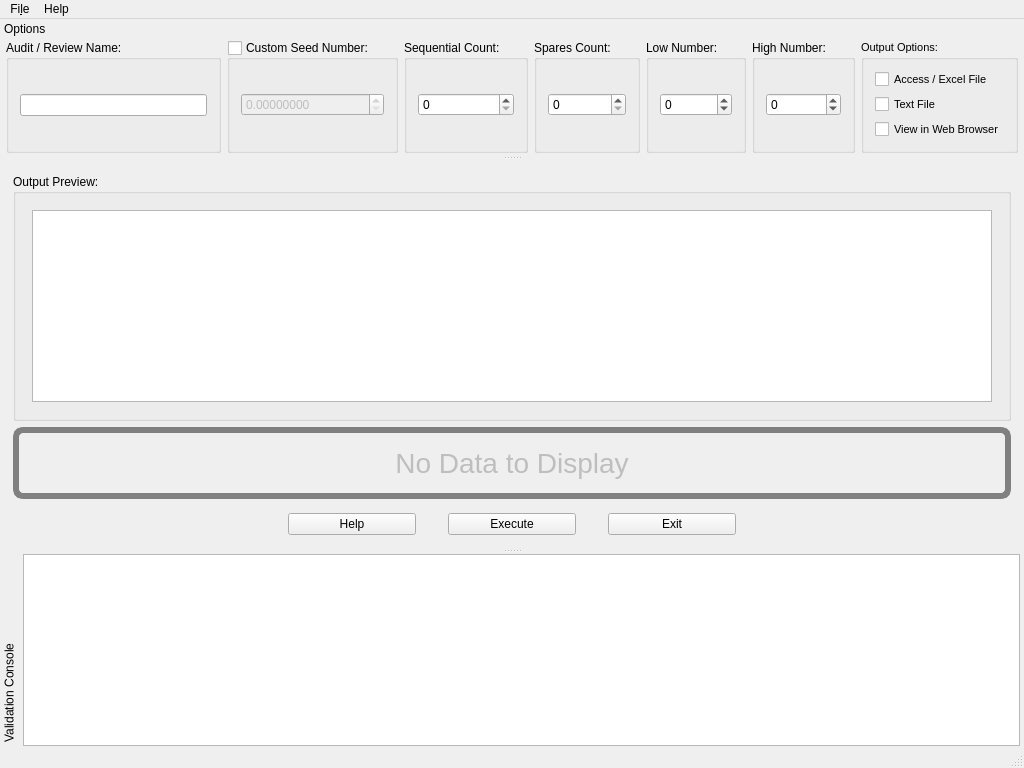
cbtek/RStats2017, file products/RAT-STATS/rstats_modules/single_stage_random_numbers/src/UIRStatsSSRN.ui: the form before one commit.
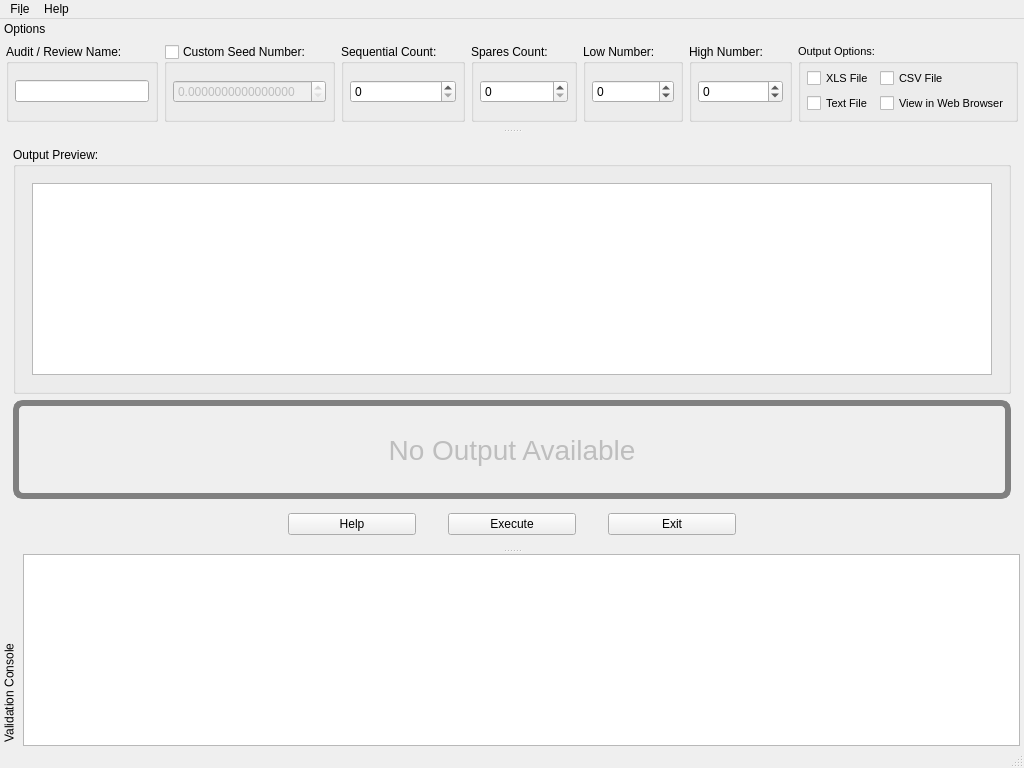
The form after the commit.

```diff
--- a/products/RAT-STATS/rstats_modules/single_stage_random_numbers/src/UIRStatsSSRN.ui
+++ b/products/RAT-STATS/rstats_modules/single_stage_random_numbers/src/UIRStatsSSRN.ui
@@ -89,7 +89,7 @@
 }</string>
          </property>
          <property name="text">
-          <string>No Data to Display</string>
+          <string>No Output Available</string>
          </property>
          <property name="alignment">
           <set>Qt::AlignCenter</set>
@@ -248,13 +248,13 @@
       <number>4</number>
      </property>
      <property name="topMargin">
-      <number>0</number>
+      <number>4</number>
      </property>
      <property name="rightMargin">
       <number>4</number>
      </property>
      <property name="bottomMargin">
-      <number>0</number>
+      <number>4</number>
      </property>
      <item>
       <widget class="QFrame" name="m_frmOptions">
@@ -275,7 +275,7 @@
          <number>2</number>
         </property>
         <item>
-         <widget class="QGroupBox" name="m_grpCustomSeed">
+         <widget class="QGroupBox" name="m_grpAuditName">
           <property name="sizePolicy">
            <sizepolicy hsizetype="Expanding" vsizetype="Preferred">
             <horstretch>0</horstretch>
@@ -287,25 +287,29 @@
           </property>
           <layout class="QVBoxLayout" name="verticalLayout_13">
            <property name="leftMargin">
-            <number>11</number>
+            <number>6</number>
            </property>
            <property name="topMargin">
-            <number>11</number>
+            <number>6</number>
            </property>
            <property name="rightMargin">
-            <number>11</number>
+            <number>6</number>
            </property>
            <property name="bottomMargin">
-            <number>11</number>
+            <number>6</number>
            </property>
            <item>
-            <widget class="QLineEdit" name="m_txtAuditName"/>
+            <widget class="QLineEdit" name="m_txtAuditName">
+             <property name="enabled">
+              <bool>true</bool>
+             </property>
+            </widget>
            </item>
           </layout>
          </widget>
         </item>
         <item>
-         <widget class="QGroupBox" name="verticalGroupBox_4">
+         <widget class="QGroupBox" name="m_grpCustomSeed">
           <property name="title">
            <string>Custom Seed Number:</string>
           </property>
@@ -317,21 +321,21 @@
           </property>
           <layout class="QVBoxLayout" name="verticalLayout_12">
            <property name="leftMargin">
-            <number>11</number>
+            <number>6</number>
            </property>
            <property name="topMargin">
-            <number>11</number>
+            <number>6</number>
            </property>
            <property name="rightMargin">
-            <number>11</number>
+            <number>6</number>
            </property>
            <property name="bottomMargin">
-            <number>11</number>
+            <number>6</number>
            </property>
            <item>
             <widget class="QDoubleSpinBox" name="m_spnSeed">
              <property name="decimals">
-              <number>8</number>
+              <number>16</number>
              </property>
              <property name="minimum">
               <double>0.000000000000000</double>
@@ -351,16 +355,16 @@
           </property>
           <layout class="QVBoxLayout" name="verticalLayout_10">
            <property name="leftMargin">
-            <number>11</number>
+            <number>6</number>
            </property>
            <property name="topMargin">
-            <number>11</number>
+            <number>6</number>
            </property>
            <property name="rightMargin">
-            <number>11</number>
+            <number>6</number>
            </property>
            <property name="bottomMargin">
-            <number>11</number>
+            <number>6</number>
            </property>
            <item>
             <widget class="QSpinBox" name="m_spnOrder">
@@ -379,16 +383,16 @@
           </property>
           <layout class="QVBoxLayout" name="verticalLayout_9">
            <property name="leftMargin">
-            <number>11</number>
+            <number>6</number>
            </property>
            <property name="topMargin">
-            <number>11</number>
+            <number>6</number>
            </property>
            <property name="rightMargin">
-            <number>11</number>
+            <number>6</number>
            </property>
            <property name="bottomMargin">
-            <number>11</number>
+            <number>6</number>
            </property>
            <item>
             <widget class="QSpinBox" name="m_spnSpares">
@@ -407,16 +411,16 @@
           </property>
           <layout class="QVBoxLayout" name="verticalLayout_8">
            <property name="leftMargin">
-            <number>11</number>
+            <number>6</number>
            </property>
            <property name="topMargin">
-            <number>11</number>
+            <number>6</number>
            </property>
            <property name="rightMargin">
-            <number>11</number>
+            <number>6</number>
            </property>
            <property name="bottomMargin">
-            <number>11</number>
+            <number>6</number>
            </property>
            <item>
             <widget class="QSpinBox" name="m_spnLowNumber">
@@ -438,16 +442,16 @@
           </property>
           <layout class="QVBoxLayout" name="verticalLayout_7">
            <property name="leftMargin">
-            <number>11</number>
+            <number>6</number>
            </property>
            <property name="topMargin">
-            <number>11</number>
+            <number>6</number>
            </property>
            <property name="rightMargin">
-            <number>11</number>
+            <number>6</number>
            </property>
            <property name="bottomMargin">
-            <number>11</number>
+            <number>6</number>
            </property>
            <item>
             <widget class="QSpinBox" name="m_spnHighNumber">
@@ -478,34 +482,41 @@
           <property name="title">
            <string>Output Options:</string>
           </property>
-          <layout class="QVBoxLayout" name="verticalLayout_2">
+          <layout class="QGridLayout" name="gridLayout">
            <property name="leftMargin">
-            <number>11</number>
+            <number>6</number>
            </property>
            <property name="topMargin">
-            <number>11</number>
+            <number>6</number>
            </property>
            <property name="rightMargin">
-            <number>11</number>
+            <number>6</number>
            </property>
            <property name="bottomMargin">
-            <number>11</number>
+            <number>6</number>
            </property>
-           <item>
-            <widget class="QCheckBox" name="m_chkCSVOutput">
+           <item row="0" column="0">
+            <widget class="QCheckBox" name="m_chkXLSOutput">
              <property name="text">
-              <string>Access / Excel File</string>
+              <string>XLS File</string>
              </property>
             </widget>
            </item>
-           <item>
+           <item row="2" column="0">
             <widget class="QCheckBox" name="m_chkTextOutput">
              <property name="text">
               <string>Text File</string>
              </property>
             </widget>
            </item>
-           <item>
+           <item row="0" column="1">
+            <widget class="QCheckBox" name="m_chkCSVOutput">
+             <property name="text">
+              <string>CSV File</string>
+             </property>
+            </widget>
+           </item>
+           <item row="2" column="1">
             <widget class="QCheckBox" name="m_chkViewInBrowser">
              <property name="text">
               <string>View in Web Browser</string>
```
Left out of the diff: 17 changed lines with no effect on the pictures.
